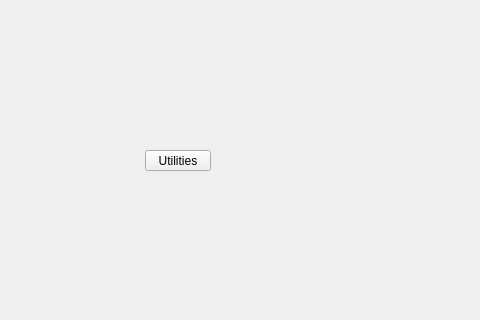
Qt form tentacle/ui/utilities#submenu.ui (m3trik/tentacle) before a commit; both pictures show x 120 to 600 and y 140 to 460 of the 600 by 600 pixel window.
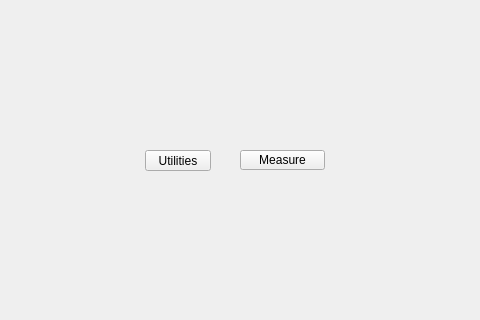
The same form after that commit.

```diff
--- a/tentacle/ui/utilities#submenu.ui
+++ b/tentacle/ui/utilities#submenu.ui
@@ -87,6 +87,43 @@
      <string>Utilities</string>
     </property>
    </widget>
+   <widget class="QPushButton" name="b000">
+    <property name="geometry">
+     <rect>
+      <x>360</x>
+      <y>290</y>
+      <width>85</width>
+      <height>20</height>
+     </rect>
+    </property>
+    <property name="minimumSize">
+     <size>
+      <width>0</width>
+      <height>20</height>
+     </size>
+    </property>
+    <property name="maximumSize">
+     <size>
+      <width>16777215</width>
+      <height>20</height>
+     </size>
+    </property>
+    <property name="toolTip">
+     <string>Measuring tools</string>
+    </property>
+    <property name="text">
+     <string>Measure</string>
+    </property>
+    <property name="iconSize">
+     <size>
+      <width>18</width>
+      <height>18</height>
+     </size>
+    </property>
+    <property name="bnabled" stdset="0">
+     <bool>true</bool>
+    </property>
+   </widget>
   </widget>
  </widget>
  <resources/>
```
